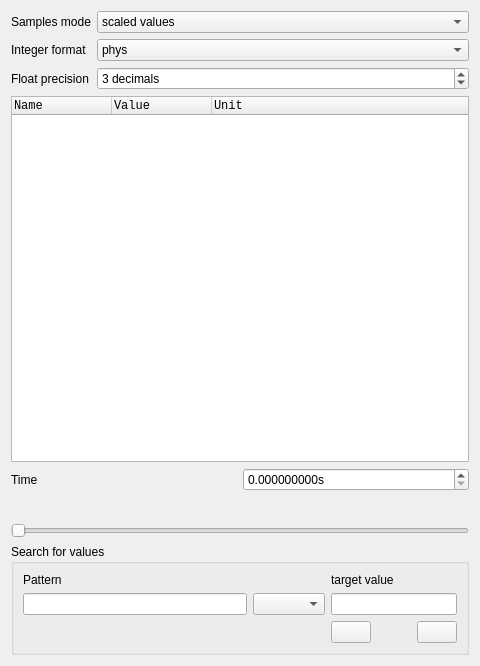
danielhrisca/asammdf, file asammdf/gui/ui/numeric.ui: the form before one commit.
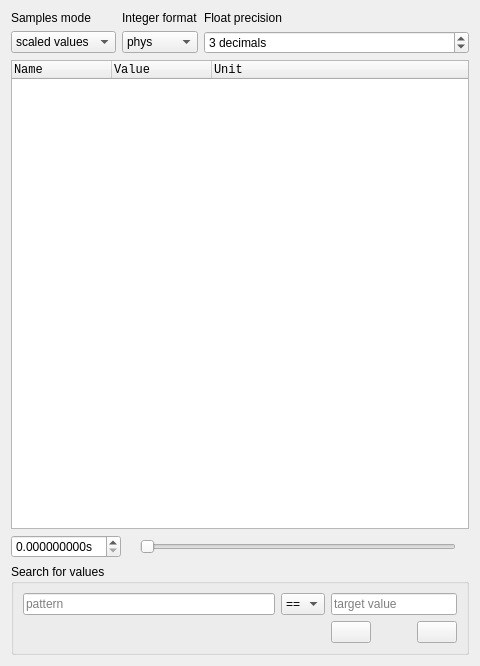
The form after the commit. Icons and pictures are not drawn. Custom widgets are drawn as their Qt base class.

Commit message: optimized vertical layout for Numeric widget

```diff
--- a/asammdf/gui/ui/numeric.ui
+++ b/asammdf/gui/ui/numeric.ui
@@ -13,10 +13,17 @@
   <property name="windowTitle">
    <string>Form</string>
   </property>
-  <layout class="QVBoxLayout" name="verticalLayout" stretch="0,1,0,0,0,0">
+  <layout class="QVBoxLayout" name="verticalLayout" stretch="0,1,0,0">
    <item>
-    <layout class="QGridLayout" name="gridLayout_2" columnstretch="0,1">
-     <item row="0" column="1">
+    <layout class="QGridLayout" name="gridLayout_2" columnstretch="0,0,1">
+     <item row="0" column="0">
+      <widget class="QLabel" name="label_4">
+       <property name="text">
+        <string>Samples mode</string>
+       </property>
+      </widget>
+     </item>
+     <item row="1" column="0">
       <widget class="QComboBox" name="mode_selection">
        <property name="currentIndex">
         <number>1</number>
@@ -33,6 +40,13 @@
        </item>
       </widget>
      </item>
+     <item row="0" column="1">
+      <widget class="QLabel" name="label_5">
+       <property name="text">
+        <string>Integer format</string>
+       </property>
+      </widget>
+     </item>
      <item row="1" column="1">
       <widget class="QComboBox" name="format_selection">
        <item>
@@ -52,28 +66,14 @@
        </item>
       </widget>
      </item>
-     <item row="0" column="0">
-      <widget class="QLabel" name="label_4">
-       <property name="text">
-        <string>Samples mode</string>
-       </property>
-      </widget>
-     </item>
-     <item row="1" column="0">
-      <widget class="QLabel" name="label_5">
-       <property name="text">
-        <string>Integer format</string>
-       </property>
-      </widget>
-     </item>
-     <item row="2" column="0">
+     <item row="0" column="2">
       <widget class="QLabel" name="label_6">
        <property name="text">
         <string>Float precision</string>
        </property>
       </widget>
      </item>
-     <item row="2" column="1">
+     <item row="1" column="2">
       <widget class="QSpinBox" name="float_precision">
        <property name="suffix">
         <string> decimals</string>
@@ -125,14 +125,7 @@
     </widget>
    </item>
    <item>
-    <layout class="QHBoxLayout" name="horizontalLayout">
-     <item>
-      <widget class="QLabel" name="label">
-       <property name="text">
-        <string>Time</string>
-       </property>
-      </widget>
-     </item>
+    <layout class="QHBoxLayout" name="horizontalLayout" stretch="0,0,1,0">
      <item>
       <widget class="QDoubleSpinBox" name="timestamp">
        <property name="suffix">
@@ -146,10 +139,6 @@
        </property>
       </widget>
      </item>
-    </layout>
-   </item>
-   <item>
-    <layout class="QHBoxLayout" name="horizontalLayout_2">
      <item>
       <widget class="QLabel" name="min_t">
        <property name="text">
@@ -158,17 +147,26 @@
       </widget>
      </item>
      <item>
-      <spacer name="horizontalSpacer">
+      <widget class="QSlider" name="timestamp_slider">
+       <property name="maximum">
+        <number>9999</number>
+       </property>
        <property name="orientation">
         <enum>Qt::Horizontal</enum>
        </property>
-       <property name="sizeHint" stdset="0">
-        <size>
-         <width>40</width>
-         <height>20</height>
-        </size>
+       <property name="invertedAppearance">
+        <bool>false</bool>
        </property>
-      </spacer>
+       <property name="invertedControls">
+        <bool>false</bool>
+       </property>
+       <property name="tickPosition">
+        <enum>QSlider::NoTicks</enum>
+       </property>
+       <property name="tickInterval">
+        <number>1</number>
+       </property>
+      </widget>
      </item>
      <item>
       <widget class="QLabel" name="max_t">
@@ -179,28 +177,6 @@
      </item>
     </layout>
    </item>
-   <item>
-    <widget class="QSlider" name="timestamp_slider">
-     <property name="maximum">
-      <number>9999</number>
-     </property>
-     <property name="orientation">
-      <enum>Qt::Horizontal</enum>
-     </property>
-     <property name="invertedAppearance">
-      <bool>false</bool>
-     </property>
-     <property name="invertedControls">
-      <bool>false</bool>
-     </property>
-     <property name="tickPosition">
-      <enum>QSlider::NoTicks</enum>
-     </property>
-     <property name="tickInterval">
-      <number>1</number>
-     </property>
-    </widget>
-   </item>
    <item>
     <widget class="QGroupBox" name="groupBox">
      <property name="title">
@@ -208,29 +184,61 @@
      </property>
      <layout class="QGridLayout" name="gridLayout" columnstretch="1,0,0">
       <item row="0" column="0">
-       <widget class="QLabel" name="label_2">
-        <property name="text">
-         <string>Pattern</string>
+       <widget class="QLineEdit" name="pattern_match">
+        <property name="placeholderText">
+         <string>pattern</string>
         </property>
        </widget>
       </item>
+      <item row="0" column="1">
+       <widget class="QComboBox" name="op">
+        <item>
+         <property name="text">
+          <string>==</string>
+         </property>
+        </item>
+        <item>
+         <property name="text">
+          <string>!=</string>
+         </property>
+        </item>
+        <item>
+         <property name="text">
+          <string>&lt;</string>
+         </property>
+        </item>
+        <item>
+         <property name="text">
+          <string>&lt;=</string>
+         </property>
+        </item>
+        <item>
+         <property name="text">
+          <string>&gt;</string>
+         </property>
+        </item>
+        <item>
+         <property name="text">
+          <string>&gt;=</string>
+         </property>
+        </item>
+       </widget>
+      </item>
       <item row="0" column="2">
-       <widget class="QLabel" name="label_3">
-        <property name="text">
+       <widget class="QLineEdit" name="target">
+        <property name="placeholderText">
          <string>target value</string>
         </property>
        </widget>
       </item>
       <item row="1" column="0">
-       <widget class="QLineEdit" name="pattern_match"/>
-      </item>
-      <item row="1" column="1">
-       <widget class="QComboBox" name="op"/>
+       <widget class="QLabel" name="match">
+        <property name="text">
+         <string/>
+        </property>
+       </widget>
       </item>
       <item row="1" column="2">
-       <widget class="QLineEdit" name="target"/>
-      </item>
-      <item row="2" column="2">
        <layout class="QHBoxLayout" name="horizontalLayout_3">
         <item>
          <widget class="QPushButton" name="backward">
@@ -269,13 +277,6 @@
         </item>
        </layout>
       </item>
-      <item row="2" column="0">
-       <widget class="QLabel" name="match">
-        <property name="text">
-         <string/>
-        </property>
-       </widget>
-      </item>
      </layout>
     </widget>
    </item>
```
Left out of the diff: 1 changed line with no effect on the pictures. The commit also changes 1 other file.
